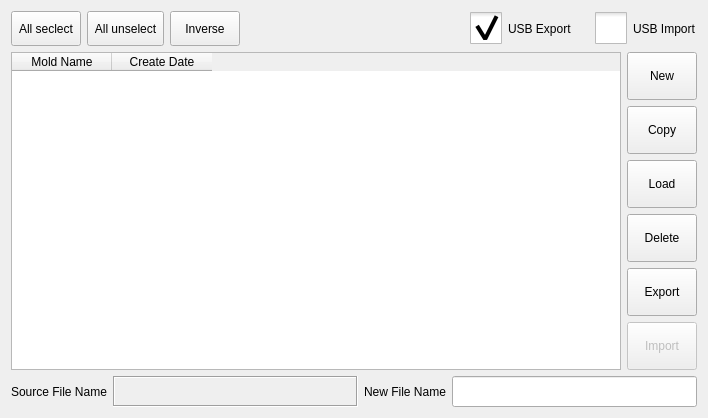
First picture: the form in function_settings/moldinformation.ui, repository dongdong-2009/3-5AxisRobot, before the edit.
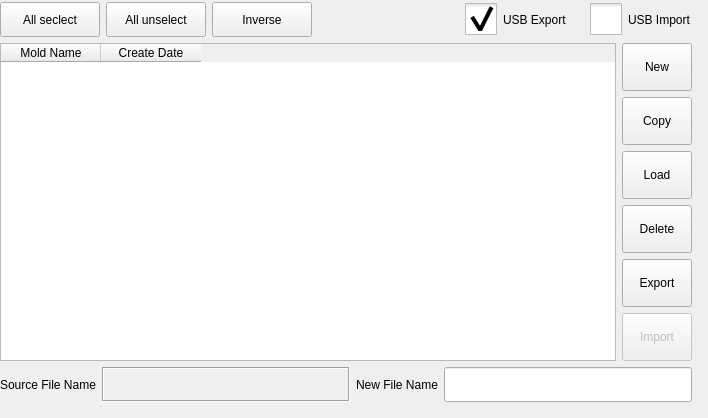
Second picture: the form after the edit. Icons and pictures are not drawn. Custom widgets are drawn as their Qt base class.

What changed in the file:
```diff
--- a/function_settings/moldinformation.ui
+++ b/function_settings/moldinformation.ui
@@ -10,6 +10,12 @@
     <height>418</height>
    </rect>
   </property>
+  <property name="minimumSize">
+   <size>
+    <width>610</width>
+    <height>0</height>
+   </size>
+  </property>
   <property name="maximumSize">
    <size>
     <width>16777215</width>
@@ -50,9 +56,18 @@
   <property name="frameShadow">
    <enum>QFrame::Plain</enum>
   </property>
-  <layout class="QVBoxLayout" name="verticalLayout_2">
-   <item>
-    <layout class="QHBoxLayout" name="horizontalLayout_3">
+  <widget class="QWidget" name="">
+   <property name="geometry">
+    <rect>
+     <x>0</x>
+     <y>2</y>
+     <width>692</width>
+     <height>400</height>
+    </rect>
+   </property>
+   <layout class="QGridLayout" name="gridLayout">
+    <item row="0" column="0" colspan="4">
+     <layout class="QHBoxLayout" name="horizontalLayout">
      <item>
       <widget class="QToolButton" name="allToolButton">
        <property name="sizePolicy">
@@ -63,7 +78,13 @@
        </property>
        <property name="minimumSize">
         <size>
-         <width>70</width>
+          <width>100</width>
+          <height>35</height>
+         </size>
+        </property>
+        <property name="maximumSize">
+         <size>
+          <width>100</width>
          <height>35</height>
         </size>
        </property>
@@ -91,8 +112,14 @@
        </property>
        <property name="minimumSize">
         <size>
-         <width>70</width>
-         <height>0</height>
+          <width>100</width>
+          <height>35</height>
+         </size>
+        </property>
+        <property name="maximumSize">
+         <size>
+          <width>100</width>
+          <height>35</height>
         </size>
        </property>
        <property name="layoutDirection">
@@ -119,8 +146,14 @@
        </property>
        <property name="minimumSize">
         <size>
-         <width>70</width>
-         <height>0</height>
+          <width>100</width>
+          <height>35</height>
+         </size>
+        </property>
+        <property name="maximumSize">
+         <size>
+          <width>100</width>
+          <height>35</height>
         </size>
        </property>
        <property name="layoutDirection">
@@ -205,8 +238,8 @@
      </item>
     </layout>
    </item>
-   <item>
-    <layout class="QHBoxLayout" name="horizontalLayout">
+    <item row="1" column="0" colspan="4">
+     <layout class="QHBoxLayout" name="horizontalLayout_2">
      <item>
       <widget class="ICTableWidget" name="informationTableWidget">
        <property name="sizePolicy">
@@ -407,9 +440,7 @@
      </item>
     </layout>
    </item>
-   <item>
-    <layout class="QHBoxLayout" name="horizontalLayout_2">
-     <item>
+    <item row="2" column="0">
       <widget class="QLabel" name="label">
        <property name="sizePolicy">
         <sizepolicy hsizetype="Maximum" vsizetype="Preferred">
@@ -434,7 +465,7 @@
        </property>
       </widget>
      </item>
-     <item>
+    <item row="2" column="1">
       <widget class="QLabel" name="sourceFileNameLabel">
        <property name="sizePolicy">
         <sizepolicy hsizetype="Preferred" vsizetype="Preferred">
@@ -453,7 +484,7 @@
        </property>
       </widget>
      </item>
-     <item>
+    <item row="2" column="2">
       <widget class="QLabel" name="destinationFileNameLabel">
        <property name="sizePolicy">
         <sizepolicy hsizetype="Maximum" vsizetype="Preferred">
@@ -469,7 +500,7 @@
        </property>
       </widget>
      </item>
-     <item>
+    <item row="2" column="3">
       <widget class="ICLineEditWithVirtualKeyboard" name="destinationFileLineEdit">
        <property name="sizePolicy">
         <sizepolicy hsizetype="Preferred" vsizetype="Preferred">
@@ -483,8 +514,7 @@
       </widget>
      </item>
     </layout>
-   </item>
-  </layout>
+  </widget>
  </widget>
  <customwidgets>
   <customwidget>
```
Left out of the diff: 9 changed lines with no effect on the pictures. Lines whose indentation alone changed are shown as unchanged.
